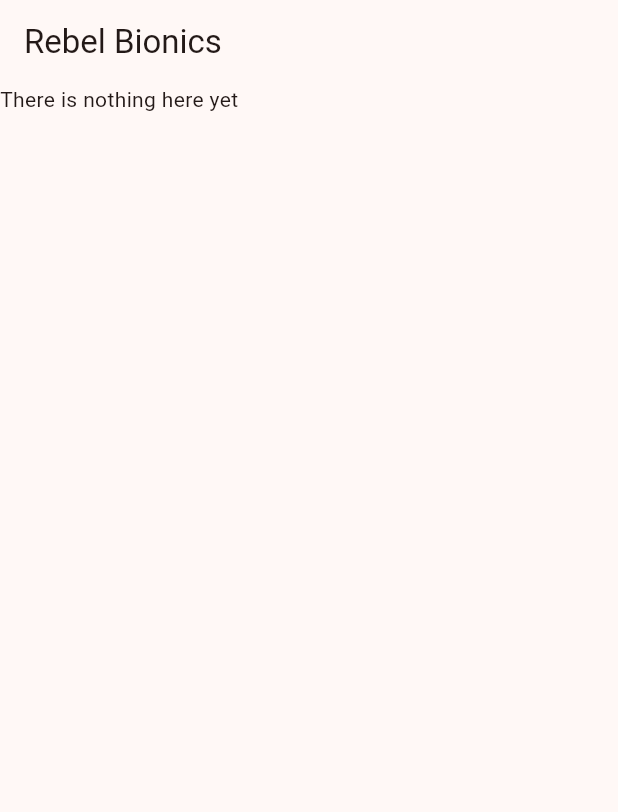
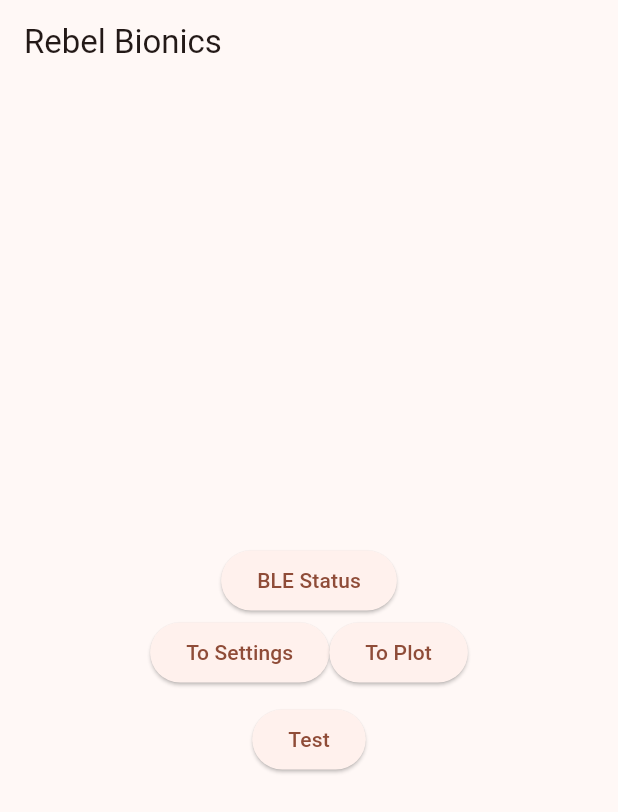
Before and after one commit to ms-840/bionic_interface_new, a Flutter app: the HomePage screen opened directly, on a phone screen of 412 x 824 dp. Shown: the top 812 px of the screen. Run offline on Flutter 3.47's test engine with Material 3 defaults, Android fonts, the phone set to English and light mode, and no system bars; our stand-ins replace fl_chart, flutter_blue_plus, permission_handler; missing offline and left inert: flutter_reactive_ble.

Commit message:
Added barebones structures and fixes to let the app run successfully

```diff
--- a/lib/general_handler.dart
+++ b/lib/general_handler.dart
@@ -9,15 +9,13 @@ import 'user/user.dart';
 class GeneralHandler extends ChangeNotifier{
 
   //Keys and related ble codes
-  final gripPatterns = {"gripName": 0, };
-  final gripRules = {"patternName": 1, "None":0}; //include a key for none
+  final gripPatterns = {"grip 1": 0, "grip 2": 1, "grip 3":2, "grip 4":3};
+  final gripRules = {"None":0, "rule 1": 1, "rule 2":2, "rule 3":3}; //include a key for none
 
-  late User currentUser;
+  User currentUser = AnonymousUser();
   late BleInterface bleInterface;
 
-  GeneralHandler(this.bleInterface){
-    currentUser = AnonymousUser();
-  }
+  GeneralHandler(this.bleInterface);
 
   void userLogIn(){
     //TODO: implement
@@ -30,9 +28,8 @@ class GeneralHandler extends ChangeNotifier{
   }
 
   //#region ble commands
-  Future<void> updateGripSettingsBle(String grip, String rule){
+  void updateGripSettingsBle(String grip, String rule){
     //Todo: send the commands for updating grip settings
-    return Future<>;
   }
 
   //#endregion
--- a/lib/screens/home.dart
+++ b/lib/screens/home.dart
@@ -1,4 +1,6 @@
+import 'package:bionic_interface/general_handler.dart';
 import 'package:flutter/material.dart';
+import 'package:provider/provider.dart';
 //TODO: change this to a different screen
 // it should allow you to select and connect to a nearby hand and prompt you where to go?
 // maybe have ble connection be a thing that happens before, also need something to log in
@@ -23,7 +25,43 @@ class HomePage extends StatelessWidget{
         title: const Text("Rebel Bionics"),
         actions: [],
       ),
-      body: const Text("There is nothing here yet"),
+      body: Column(
+        mainAxisAlignment: MainAxisAlignment.center,
+        children: [
+          ElevatedButton(
+              onPressed: (){
+                //This should open a pop up to see the nearby BLE device
+              },
+              child: const Text("BLE Status")),
+          Row(
+            mainAxisAlignment: MainAxisAlignment.center,
+            children: [
+              ElevatedButton(
+                  onPressed: (){
+                    //Todo this should only be available when connected + permissions are right
+                    Navigator.pushNamed(context, "/grip");
+                  },
+                  child: const Text("To Settings"),
+              ),
+              ElevatedButton(
+                onPressed: (){
+                  //Todo this should only be available when connected + permissions are right
+                  Navigator.pushNamed(context, "/plot");
+                },
+                child: const Text("To Plot"),
+              ),
+            ],
+          ),
+          const SizedBox(height: 10),
+          ElevatedButton(
+              onPressed: (){
+                var generalHandler = Provider.of<GeneralHandler>(context, listen: false);
+                print(generalHandler.userAccess);
+              },
+              child: const Text("Test")),
+        ],
+      ),
+
     );
   }
 
--- a/lib/user/user.dart
+++ b/lib/user/user.dart
@@ -68,9 +68,7 @@ class User{
 class AnonymousUser extends User{
   //This is the user class to be used when no login has occurred
   AnonymousUser() : super(''){
-    super._userName = "";
-    super._adminAccess = false;
-    super._childLock = false;
+    print("Anonymous User created");
   }
 
   void clearUserData(){
```
Also changed, not shown: lib/route_generator.dart (+8 -4 lines), lib/screens/grip_preferences.dart (+25 -17 lines), 2 other files.
